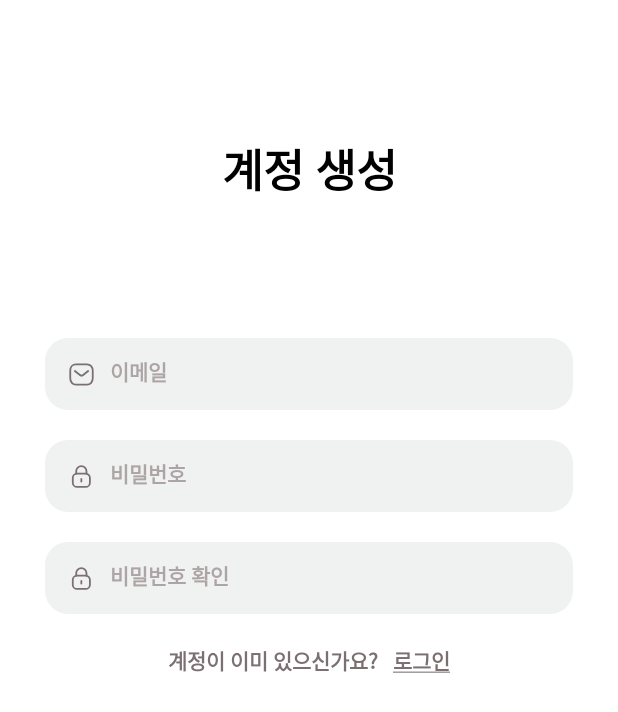
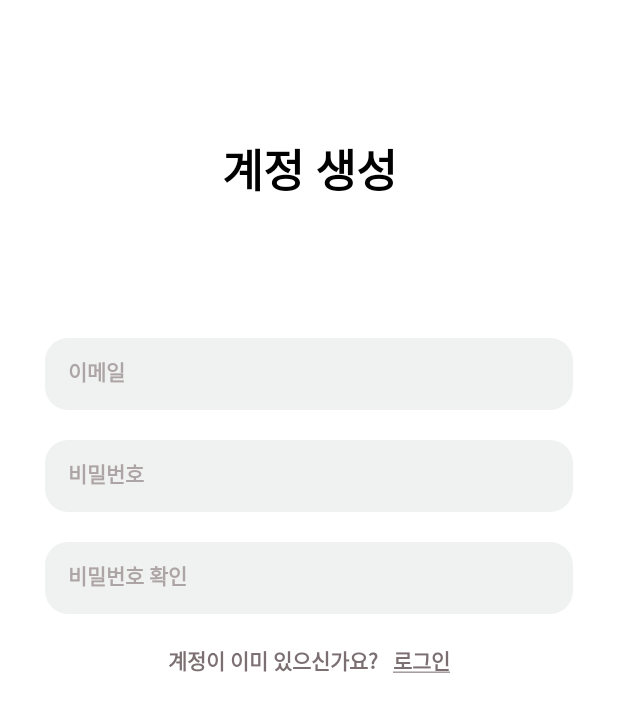
Before and after one commit to youuungh/RemindPassword, an Android app: the CreateAccountActivity screen opened directly, with no data from a screen before it, on a phone screen of 412 x 824 dp. Shown: the top 712 px of the screen. Run offline under Robolectric (Android 15) with nearby library versions, the phone set to English and light mode, and no system bars; our stand-ins replace Firebase (no records; nobody signed in at launch, a user with empty details on screens opened directly).

```diff
--- a/app/src/main/res/layout/activity_create_account.xml
+++ b/app/src/main/res/layout/activity_create_account.xml
@@ -54,7 +54,6 @@
                 android:layout_width="match_parent"
                 android:layout_height="48dp"
                 android:background="@drawable/rounded_bg"
-                android:drawableStart="@drawable/ic_email"
                 android:drawablePadding="10dp"
                 android:hint="이메일"
                 android:longClickable="false"
@@ -81,7 +80,6 @@
                 android:layout_width="match_parent"
                 android:layout_height="48dp"
                 android:background="@drawable/rounded_bg"
-                android:drawableStart="@drawable/ic_lock"
                 android:drawablePadding="10dp"
                 android:hint="비밀번호"
                 android:inputType="textPassword"
@@ -109,7 +107,6 @@
                 android:layout_width="match_parent"
                 android:layout_height="48dp"
                 android:background="@drawable/rounded_bg"
-                android:drawableStart="@drawable/ic_lock"
                 android:drawablePadding="10dp"
                 android:hint="비밀번호 확인"
                 android:inputType="textPassword"
```
